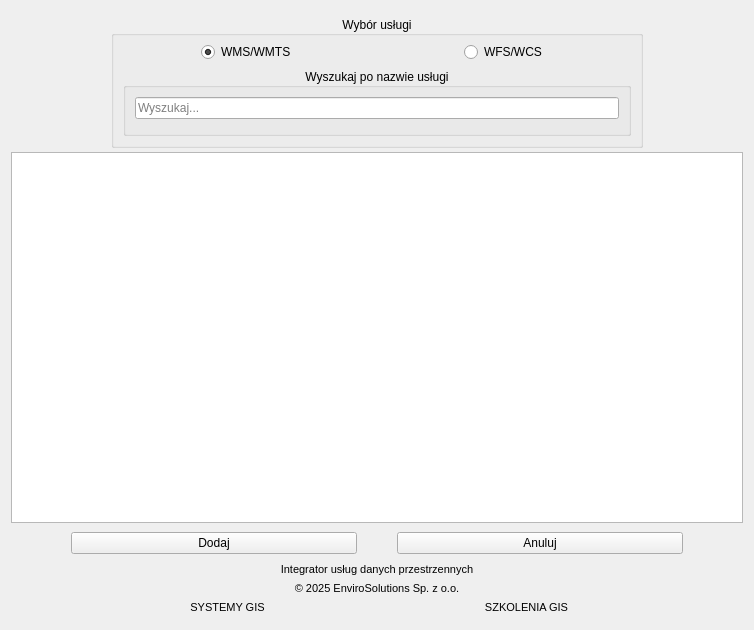
envirosolutionspl/integrator_uslug_danych_przestrzennych, file integrator_uslug_danych_przestrzennych_dialog_base.ui: the form before one commit.
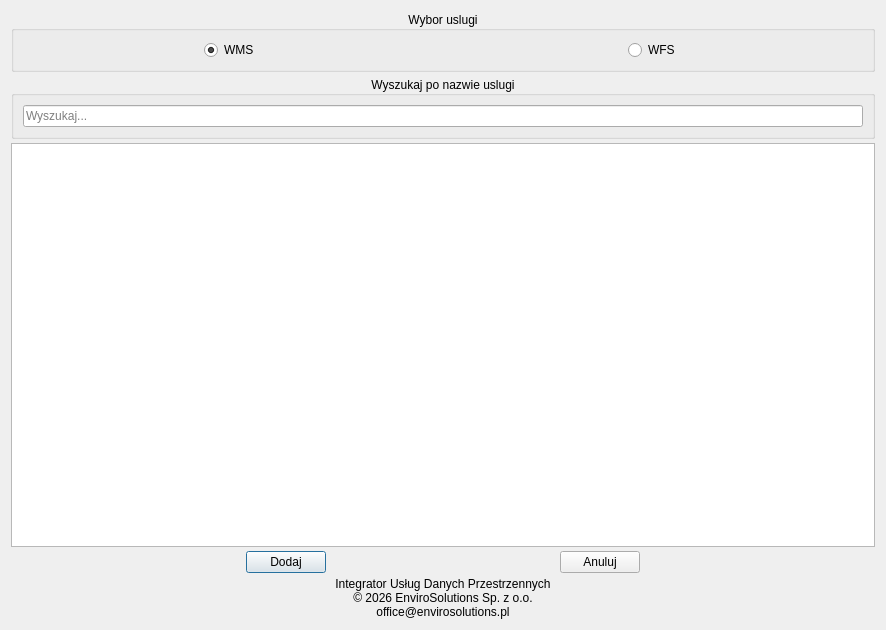
The form after the commit. Icons and pictures are not drawn.

Patch:
```diff
--- a/integrator_uslug_danych_przestrzennych_dialog_base.ui
+++ b/integrator_uslug_danych_przestrzennych_dialog_base.ui
@@ -6,7 +6,7 @@
    <rect>
     <x>0</x>
     <y>0</y>
-    <width>754</width>
+    <width>886</width>
     <height>630</height>
    </rect>
   </property>
@@ -23,12 +23,6 @@
    <iconset>
     <normaloff>images/icon.svg</normaloff>images/icon.svg</iconset>
   </property>
-  <property name="styleSheet">
-   <string notr="true"/>
-  </property>
-  <property name="sizeGripEnabled">
-   <bool>false</bool>
-  </property>
   <layout class="QGridLayout" name="gridLayout_2">
    <property name="horizontalSpacing">
     <number>6</number>
@@ -36,41 +30,88 @@
    <property name="verticalSpacing">
     <number>4</number>
    </property>
-   <item row="4" column="0" colspan="2">
+   <item row="0" column="0">
+    <widget class="QGroupBox" name="services_groupbox">
+     <property name="title">
+      <string>Wybor uslugi</string>
+     </property>
+     <property name="alignment">
+      <set>Qt::AlignCenter</set>
+     </property>
+     <layout class="QVBoxLayout" name="verticalLayout_3">
+      <item>
+       <layout class="QGridLayout" name="gridLayout_8">
+        <item row="0" column="0" alignment="Qt::AlignHCenter">
+         <widget class="QRadioButton" name="wms_rdbtn">
+          <property name="text">
+           <string>WMS</string>
+          </property>
+          <property name="checked">
+           <bool>true</bool>
+          </property>
+         </widget>
+        </item>
+        <item row="0" column="1" alignment="Qt::AlignHCenter">
+         <widget class="QRadioButton" name="wfs_rdbtn">
+          <property name="text">
+           <string>WFS</string>
+          </property>
+         </widget>
+        </item>
+       </layout>
+      </item>
+     </layout>
+    </widget>
+   </item>
+   <item row="1" column="0">
+    <widget class="QGroupBox" name="groupBox">
+     <property name="title">
+      <string>Wyszukaj po nazwie uslugi</string>
+     </property>
+     <property name="alignment">
+      <set>Qt::AlignCenter</set>
+     </property>
+     <layout class="QVBoxLayout" name="verticalLayout">
+      <item>
+       <widget class="QLineEdit" name="search_lineedit">
+        <property name="placeholderText">
+         <string>Wyszukaj...</string>
+        </property>
+        <property name="clearButtonEnabled">
+         <bool>true</bool>
+        </property>
+       </widget>
+      </item>
+     </layout>
+    </widget>
+   </item>
+   <item row="3" column="0">
     <widget class="QTableView" name="services_table">
-     <property name="toolTip">
-      <string>Wciśnij Ctrl aby zaznaczyć więcej usług</string>
-     </property>
-     <property name="frameShape">
-      <enum>QFrame::StyledPanel</enum>
-     </property>
      <property name="selectionBehavior">
       <enum>QAbstractItemView::SelectRows</enum>
      </property>
     </widget>
    </item>
-   <item row="6" column="0" colspan="2">
+   <item row="5" column="0">
     <layout class="QGridLayout" name="gridLayout_3">
-     <property name="topMargin">
-      <number>5</number>
-     </property>
-     <property name="bottomMargin">
-      <number>5</number>
-     </property>
+     <item row="0" column="0">
+      <spacer name="horizontalSpacer">
+       <property name="orientation">
+        <enum>Qt::Horizontal</enum>
+       </property>
+       <property name="sizeHint" stdset="0">
+        <size>
+         <width>60</width>
+         <height>20</height>
+        </size>
+       </property>
+      </spacer>
+     </item>
      <item row="0" column="1">
       <widget class="QPushButton" name="add_btn">
-       <property name="enabled">
-        <bool>true</bool>
-       </property>
-       <property name="toolTip">
-        <string>Dodaje usługę do projektu</string>
-       </property>
        <property name="text">
         <string>Dodaj</string>
        </property>
-       <property name="autoDefault">
-        <bool>false</bool>
-       </property>
       </widget>
      </item>
      <item row="0" column="2">
@@ -78,9 +119,6 @@
        <property name="orientation">
         <enum>Qt::Horizontal</enum>
        </property>
-       <property name="sizeType">
-        <enum>QSizePolicy::Preferred</enum>
-       </property>
        <property name="sizeHint" stdset="0">
         <size>
          <width>40</width>
@@ -97,35 +135,13 @@
        <property name="text">
         <string>Anuluj</string>
        </property>
-       <property name="autoDefault">
-        <bool>false</bool>
-       </property>
       </widget>
      </item>
-     <item row="0" column="0">
-      <spacer name="horizontalSpacer">
-       <property name="orientation">
-        <enum>Qt::Horizontal</enum>
-       </property>
-       <property name="sizeType">
-        <enum>QSizePolicy::Minimum</enum>
-       </property>
-       <property name="sizeHint" stdset="0">
-        <size>
-         <width>60</width>
-         <height>20</height>
-        </size>
-       </property>
-      </spacer>
-     </item>
      <item row="0" column="4">
       <spacer name="horizontalSpacer_2">
        <property name="orientation">
         <enum>Qt::Horizontal</enum>
        </property>
-       <property name="sizeType">
-        <enum>QSizePolicy::Minimum</enum>
-       </property>
        <property name="sizeHint" stdset="0">
         <size>
          <width>60</width>
@@ -136,23 +152,8 @@
      </item>
     </layout>
    </item>
-   <item row="8" column="0" colspan="2">
+   <item row="7" column="0">
     <layout class="QHBoxLayout" name="Stopka">
-     <property name="spacing">
-      <number>5</number>
-     </property>
-     <property name="leftMargin">
-      <number>5</number>
-     </property>
-     <property name="topMargin">
-      <number>0</number>
-     </property>
-     <property name="rightMargin">
-      <number>5</number>
-     </property>
-     <property name="bottomMargin">
-      <number>5</number>
-     </property>
      <item>
       <widget class="QLabel" name="img_main">
        <property name="maximumSize">
@@ -161,9 +162,6 @@
          <height>60</height>
         </size>
        </property>
-       <property name="text">
-        <string/>
-       </property>
        <property name="pixmap">
         <pixmap>images/icon.svg</pixmap>
        </property>
@@ -173,97 +171,34 @@
        <property name="alignment">
         <set>Qt::AlignCenter</set>
        </property>
-       <property name="margin">
-        <number>12</number>
-       </property>
       </widget>
      </item>
      <item>
       <layout class="QGridLayout" name="gridLayout_11">
-       <property name="spacing">
-        <number>6</number>
-       </property>
+       <item row="0" column="0">
+        <widget class="QLabel" name="lbl_pluginVersion">
+         <property name="text">
+          <string>Integrator Usług Danych Przestrzennych</string>
+         </property>
+         <property name="alignment">
+          <set>Qt::AlignCenter</set>
+         </property>
+        </widget>
+       </item>
+       <item row="1" column="0">
+        <widget class="QLabel" name="lbl_copyrights_3">
+         <property name="text">
+          <string>© 2026 EnviroSolutions Sp. z o.o.</string>
+         </property>
+         <property name="alignment">
+          <set>Qt::AlignCenter</set>
+         </property>
+        </widget>
+       </item>
        <item row="2" column="0">
         <widget class="QLabel" name="lbl_email_3">
-         <property name="font">
-          <font>
-           <pointsize>8</pointsize>
-          </font>
-         </property>
          <property name="text">
-          <string>&lt;html&gt;&lt;head/&gt;&lt;body&gt;&lt;p&gt;&lt;a href=&quot;https://envirosolutions.pl/systemy-opensource-gis/?utm_source=stopka&amp;utm_medium=wtyczka&amp;utm_campaign=organic&amp;utm_term=integrator_uslug_danych_przestrzennych&quot;&gt;&lt;span style=&quot; text-decoration: underline; color:#0000ff;&quot;&gt;SYSTEMY GIS&lt;/span&gt;&lt;/a&gt;&lt;/p&gt;&lt;/body&gt;&lt;/html&gt;</string>
-         </property>
-         <property name="textFormat">
-          <enum>Qt::MarkdownText</enum>
-         </property>
-         <property name="alignment">
-          <set>Qt::AlignCenter</set>
-         </property>
-         <property name="openExternalLinks">
-          <bool>true</bool>
-         </property>
-         <property name="textInteractionFlags">
-          <set>Qt::TextBrowserInteraction</set>
-         </property>
-        </widget>
-       </item>
-       <item row="2" column="1">
-        <widget class="QLabel" name="label">
-         <property name="font">
-          <font>
-           <pointsize>8</pointsize>
-          </font>
-         </property>
-         <property name="text">
-          <string>&lt;html&gt;&lt;head/&gt;&lt;body&gt;&lt;p&gt;&lt;a href=&quot;https://envirosolutions.pl/oferta-szkoleniowa/?utm_source=stopka&amp;utm_medium=wtyczka&amp;utm_campaign=organic&amp;utm_term=integrator_uslug_danych_przestrzennych&quot;&gt;&lt;span style=&quot; text-decoration: underline; color:#0000ff;&quot;&gt;SZKOLENIA GIS&lt;/span&gt;&lt;/a&gt;&lt;/p&gt;&lt;/body&gt;&lt;/html&gt;</string>
-         </property>
-         <property name="textFormat">
-          <enum>Qt::MarkdownText</enum>
-         </property>
-         <property name="alignment">
-          <set>Qt::AlignCenter</set>
-         </property>
-         <property name="openExternalLinks">
-          <bool>true</bool>
-         </property>
-         <property name="textInteractionFlags">
-          <set>Qt::TextBrowserInteraction</set>
-         </property>
-        </widget>
-       </item>
-       <item row="1" column="0" colspan="2">
-        <widget class="QLabel" name="lbl_copyrights_3">
-         <property name="font">
-          <font>
-           <pointsize>8</pointsize>
-          </font>
-         </property>
-         <property name="text">
-          <string>&lt;html&gt;&lt;head/&gt;&lt;body&gt;&lt;p&gt;© 2025 EnviroSolutions Sp. z o.o.&lt;/p&gt;&lt;/body&gt;&lt;/html&gt;</string>
-         </property>
-         <property name="textFormat">
-          <enum>Qt::RichText</enum>
-         </property>
-         <property name="alignment">
-          <set>Qt::AlignCenter</set>
-         </property>
-         <property name="openExternalLinks">
-          <bool>true</bool>
-         </property>
-         <property name="textInteractionFlags">
-          <set>Qt::TextBrowserInteraction</set>
-         </property>
-        </widget>
-       </item>
-       <item row="0" column="0" colspan="2">
-        <widget class="QLabel" name="lbl_pluginVersion">
-         <property name="font">
-          <font>
-           <pointsize>8</pointsize>
-          </font>
-         </property>
-         <property name="text">
-          <string>Integrator usług danych przestrzennych</string>
+          <string>office@envirosolutions.pl</string>
          </property>
          <property name="alignment">
           <set>Qt::AlignCenter</set>
@@ -274,179 +209,22 @@
      </item>
      <item>
       <widget class="QLabel" name="img_es">
-       <property name="sizePolicy">
-        <sizepolicy hsizetype="Maximum" vsizetype="Minimum">
-         <horstretch>0</horstretch>
-         <verstretch>0</verstretch>
-        </sizepolicy>
-       </property>
        <property name="maximumSize">
         <size>
          <width>60</width>
          <height>60</height>
         </size>
        </property>
-       <property name="font">
-        <font>
-         <pointsize>19</pointsize>
-        </font>
-       </property>
-       <property name="mouseTracking">
-        <bool>true</bool>
-       </property>
-       <property name="text">
-        <string/>
-       </property>
        <property name="pixmap">
         <pixmap>images/es_logo.svg</pixmap>
        </property>
        <property name="scaledContents">
         <bool>true</bool>
        </property>
-       <property name="margin">
-        <number>0</number>
-       </property>
       </widget>
      </item>
     </layout>
    </item>
-   <item row="0" column="0" colspan="2">
-    <layout class="QGridLayout" name="gridLayout">
-     <property name="topMargin">
-      <number>5</number>
-     </property>
-     <item row="0" column="2">
-      <widget class="QGroupBox" name="services_groupbox">
-       <property name="sizePolicy">
-        <sizepolicy hsizetype="Minimum" vsizetype="Minimum">
-         <horstretch>0</horstretch>
-         <verstretch>0</verstretch>
-        </sizepolicy>
-       </property>
-       <property name="title">
-        <string>Wybór usługi</string>
-       </property>
-       <property name="alignment">
-        <set>Qt::AlignCenter</set>
-       </property>
-       <layout class="QVBoxLayout" name="verticalLayout_3">
-        <property name="topMargin">
-         <number>6</number>
-        </property>
-        <item>
-         <layout class="QGridLayout" name="gridLayout_8">
-          <item row="0" column="1" alignment="Qt::AlignHCenter">
-           <widget class="QRadioButton" name="wfs_rdbtn">
-            <property name="toolTip">
-             <string>pozwala szybko wyszukiwać najaktualniejsze dane dla zadanego obszaru</string>
-            </property>
-            <property name="text">
-             <string>WFS/WCS</string>
-            </property>
-            <property name="checked">
-             <bool>false</bool>
-            </property>
-           </widget>
-          </item>
-          <item row="0" column="0" alignment="Qt::AlignHCenter">
-           <widget class="QRadioButton" name="wms_rdbtn">
-            <property name="toolTip">
-             <string>Pozwala na pobieranie danych aktualnych i archiwalnych</string>
-            </property>
-            <property name="text">
-             <string>WMS/WMTS</string>
-            </property>
-            <property name="checked">
-             <bool>true</bool>
-            </property>
-           </widget>
-          </item>
-         </layout>
-        </item>
-        <item>
-         <widget class="QGroupBox" name="groupBox">
-          <property name="inputMethodHints">
-           <set>Qt::ImhFormattedNumbersOnly</set>
-          </property>
-          <property name="title">
-           <string>Wyszukaj po nazwie usługi</string>
-          </property>
-          <property name="alignment">
-           <set>Qt::AlignCenter</set>
-          </property>
-          <layout class="QVBoxLayout" name="verticalLayout">
-           <item>
-            <widget class="QLineEdit" name="search_lineedit">
-             <property name="sizePolicy">
-              <sizepolicy hsizetype="Minimum" vsizetype="Fixed">
-               <horstretch>0</horstretch>
-               <verstretch>0</verstretch>
-              </sizepolicy>
-             </property>
-             <property name="placeholderText">
-              <string>Wyszukaj...</string>
-             </property>
-             <property name="clearButtonEnabled">
-              <bool>true</bool>
-             </property>
-            </widget>
-           </item>
-           <item>
-            <spacer name="verticalSpacer">
-             <property name="orientation">
-              <enum>Qt::Vertical</enum>
-             </property>
-             <property name="sizeType">
-              <enum>QSizePolicy::Minimum</enum>
-             </property>
-             <property name="sizeHint" stdset="0">
-              <size>
-               <width>20</width>
-               <height>5</height>
-              </size>
-             </property>
-            </spacer>
-           </item>
-          </layout>
-         </widget>
-        </item>
-       </layout>
-      </widget>
-     </item>
-     <item row="0" column="1">
-      <spacer name="horizontalSpacer_4">
-       <property name="orientation">
-        <enum>Qt::Horizontal</enum>
-       </property>
-       <property name="sizeType">
-        <enum>QSizePolicy::Fixed</enum>
-       </property>
-       <property name="sizeHint" stdset="0">
-        <size>
-         <width>100</width>
-         <height>20</height>
-        </size>
-       </property>
-      </spacer>
-     </item>
-     <item row="0" column="3">
-      <spacer name="horizontalSpacer_5">
-       <property name="orientation">
-        <enum>Qt::Horizontal</enum>
-       </property>
-       <property name="sizeType">
-        <enum>QSizePolicy::Fixed</enum>
-       </property>
-       <property name="sizeHint" stdset="0">
-        <size>
-         <width>100</width>
-         <height>20</height>
-        </size>
-       </property>
-      </spacer>
-     </item>
-    </layout>
-   </item>
   </layout>
  </widget>
  <tabstops>
```
Left out of the diff: 19 changed lines with no effect on the pictures.
